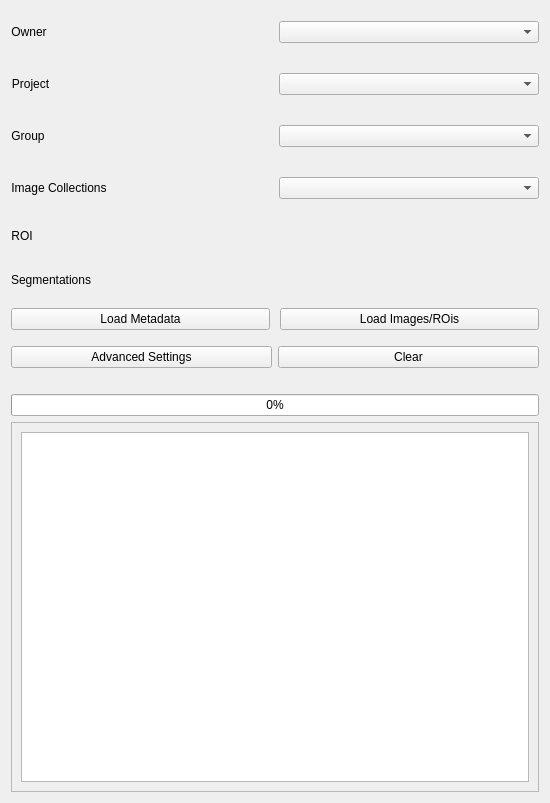
First picture: the form in src/UI_files/IDMS_main.ui, repository stjude-biohackathon/KIDS24-team13, before the edit.
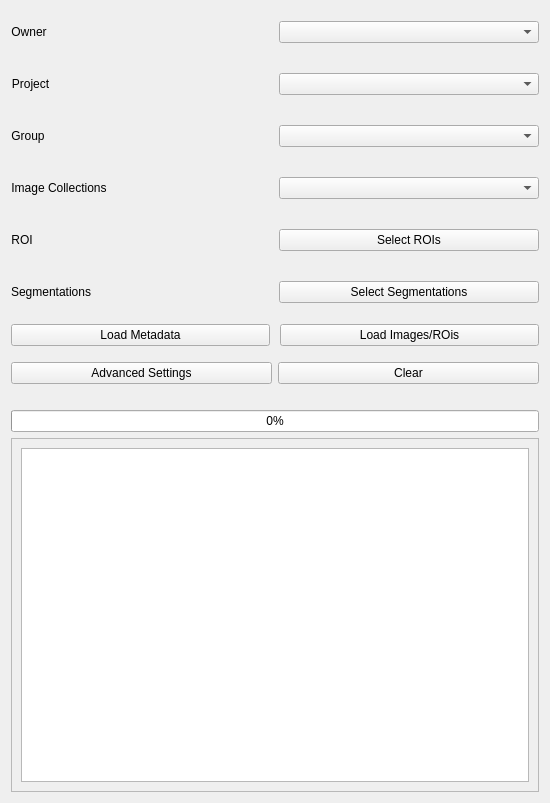
Second picture: the form after the edit.

Diff of the .ui file:
```diff
--- a/src/UI_files/IDMS_main.ui
+++ b/src/UI_files/IDMS_main.ui
@@ -87,7 +87,15 @@
       </layout>
      </item>
      <item row="8" column="1">
-      <layout class="QHBoxLayout" name="roi_hbox"/>
+      <layout class="QHBoxLayout" name="roi_hbox">
+       <item>
+        <widget class="QPushButton" name="roi_select_btn">
+         <property name="text">
+          <string>Select ROIs</string>
+         </property>
+        </widget>
+       </item>
+      </layout>
      </item>
      <item row="5" column="0" alignment="Qt::AlignLeft">
       <widget class="QLabel" name="project_lbl">
@@ -121,6 +129,13 @@
        <property name="spacing">
         <number>15</number>
        </property>
+       <item>
+        <widget class="QPushButton" name="seg_select_btn">
+         <property name="text">
+          <string>Select Segmentations</string>
+         </property>
+        </widget>
+       </item>
       </layout>
      </item>
     </layout>
@@ -221,7 +236,7 @@
         <x>0</x>
         <y>0</y>
         <width>530</width>
-        <height>350</height>
+        <height>326</height>
        </rect>
       </property>
       <layout class="QVBoxLayout" name="verticalLayout">
```
